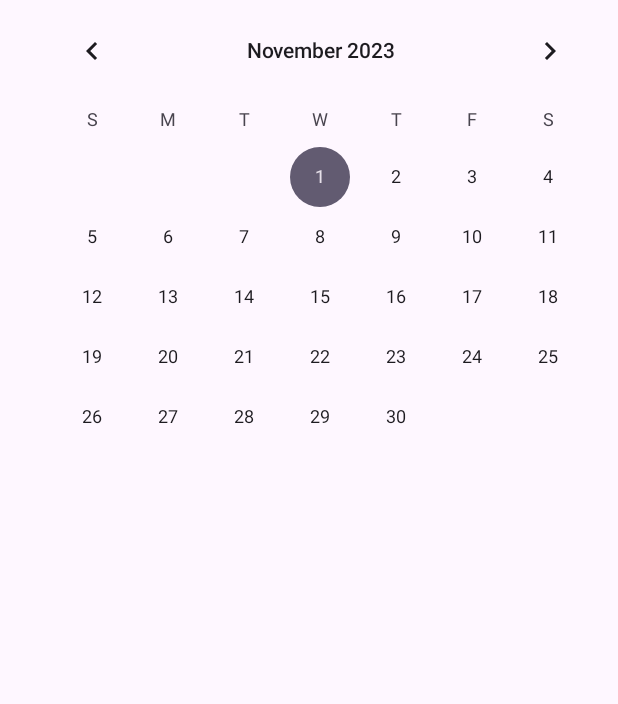
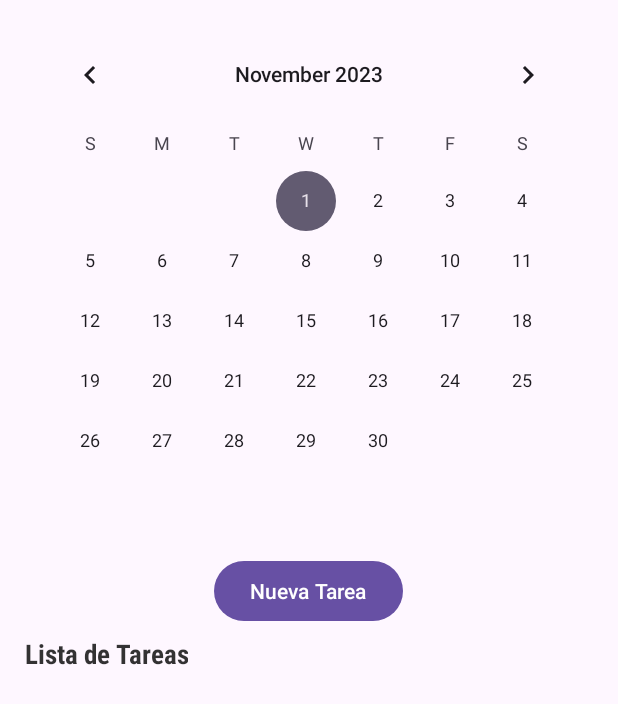
Before and after one commit to wilsongutierrez-01/Collage_Reminder, an Android app: the Calendario screen opened directly, with no data from a screen before it, on a phone screen of 412 x 824 dp. Shown: the top 704 px of the screen. Run offline under Robolectric (Android 15) with nearby library versions, the phone set to English and light mode, and no system bars; our stand-ins replace Firebase (no records; nobody signed in at launch, a user with empty details on screens opened directly).

Commit message:
Funcionalidades de calendario, agregar tareas y ver tareas.

```diff
--- /dev/null
+++ b/app/src/main/java/com/example/collagereminder/TareaAdapter.java
@@ -0,0 +1,47 @@
+package com.example.collagereminder;
+
+import android.content.Context;
+import android.view.LayoutInflater;
+import android.view.View;
+import android.view.ViewGroup;
+import android.widget.ArrayAdapter;
+import android.widget.TextView;
+
+import java.util.List;
+
+public class TareaAdapter extends ArrayAdapter<Tarea> {
+    private Context context;
+    private List<Tarea> tareas;
+
+    public TareaAdapter(Context context, List<Tarea> tareas) {
+        super(context, 0, tareas);
+        this.context = context;
+        this.tareas = tareas;
+    }
+
+    @Override
+    public View getView(int position, View convertView, ViewGroup parent) {
+        ViewHolder viewHolder;
+
+        if (convertView == null) {
+            convertView = LayoutInflater.from(context).inflate(R.layout.item_tarea, parent, false);
+            viewHolder = new ViewHolder();
+            viewHolder.textViewContenido = convertView.findViewById(R.id.textViewContenido);
+            convertView.setTag(viewHolder);
+        } else {
+            viewHolder = (ViewHolder) convertView.getTag();
+        }
+
+        Tarea tarea = getItem(position);
+
+        if (tarea != null) {
+            viewHolder.textViewContenido.setText(tarea.getContenido());
+        }
+
+        return convertView;
+    }
+
+    private static class ViewHolder {
+        TextView textViewContenido;
+    }
+}
--- a/app/src/main/res/layout/activity_calendario.xml
+++ b/app/src/main/res/layout/activity_calendario.xml
@@ -4,14 +4,42 @@
     xmlns:tools="http://schemas.android.com/tools"
     android:layout_width="match_parent"
     android:layout_height="match_parent"
-    android:paddingBottom="16dp"
-    android:paddingLeft="16dp"
-   tools:context=".Calendario">
+    android:padding="16dp"
+    tools:context=".Calendario">
+
+
 
     <CalendarView
         android:id="@+id/calendarView"
         android:layout_width="match_parent"
-        android:layout_height="match_parent">
+        android:layout_height="wrap_content"
+        android:layout_marginBottom="16dp"/>
 
-    </CalendarView>
+    <Button
+        android:layout_below="@+id/calendarView"
+        android:layout_centerHorizontal="true"
+        android:layout_width="wrap_content"
+        android:layout_height="wrap_content"
+        android:text="Nueva Tarea"
+        android:id="@+id/btnAddTarea" />
+
+    <TextView
+        android:id="@+id/lblTareas"
+        android:layout_marginTop="5dp"
+        android:layout_below="@id/btnAddTarea"
+        android:layout_width="wrap_content"
+        android:layout_height="wrap_content"
+        android:textStyle="bold"
+        android:gravity="center"
+        android:textColor="#CC000000"
+        android:fontFamily="sans-serif-condensed"
+        android:textSize="18sp"
+        android:text="Lista de Tareas"/>
+
+    <ListView
+        android:layout_below="@+id/lblTareas"
+        android:layout_marginTop="10dp"
+        android:id="@+id/listViewTasks"
+        android:layout_width="match_parent"
+        android:layout_height="wrap_content" />
 </RelativeLayout>
```
Also changed, not shown: app/src/main/java/com/example/collagereminder/AgregarTareaActivity.java (+25 -1 lines), app/src/main/java/com/example/collagereminder/Calendario.java (+131 -9 lines), app/src/main/java/com/example/collagereminder/Tarea.java (added, +25 -0 lines), app/src/main/res/layout/item_tarea.xml (added, +17 -0 lines).
